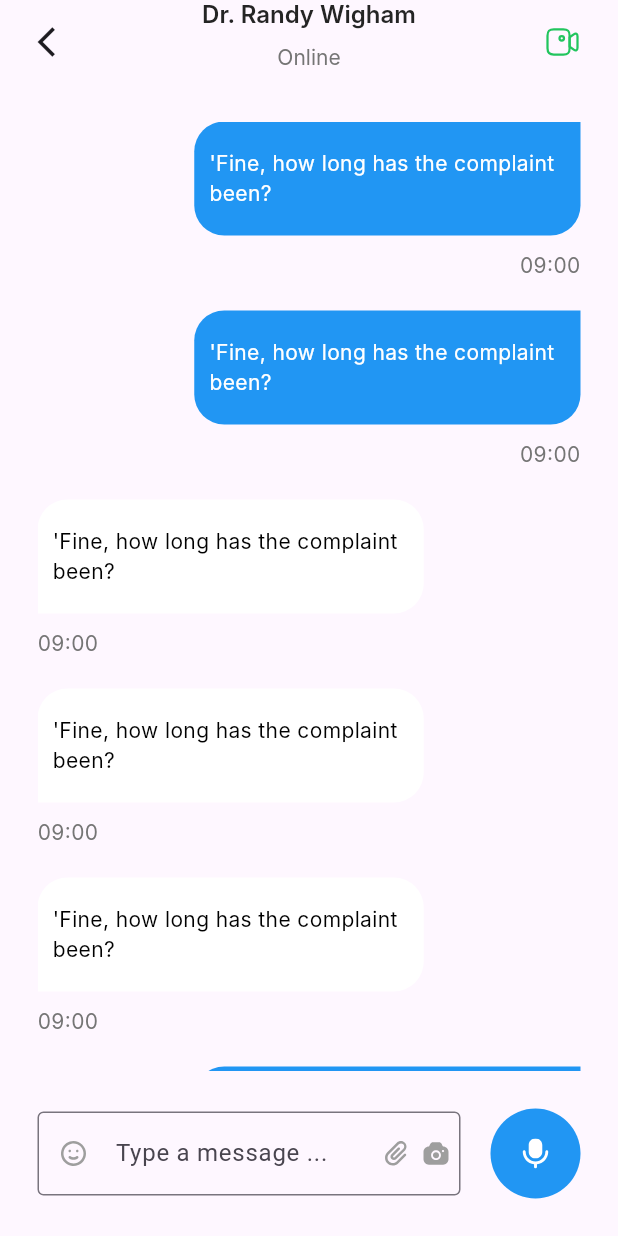
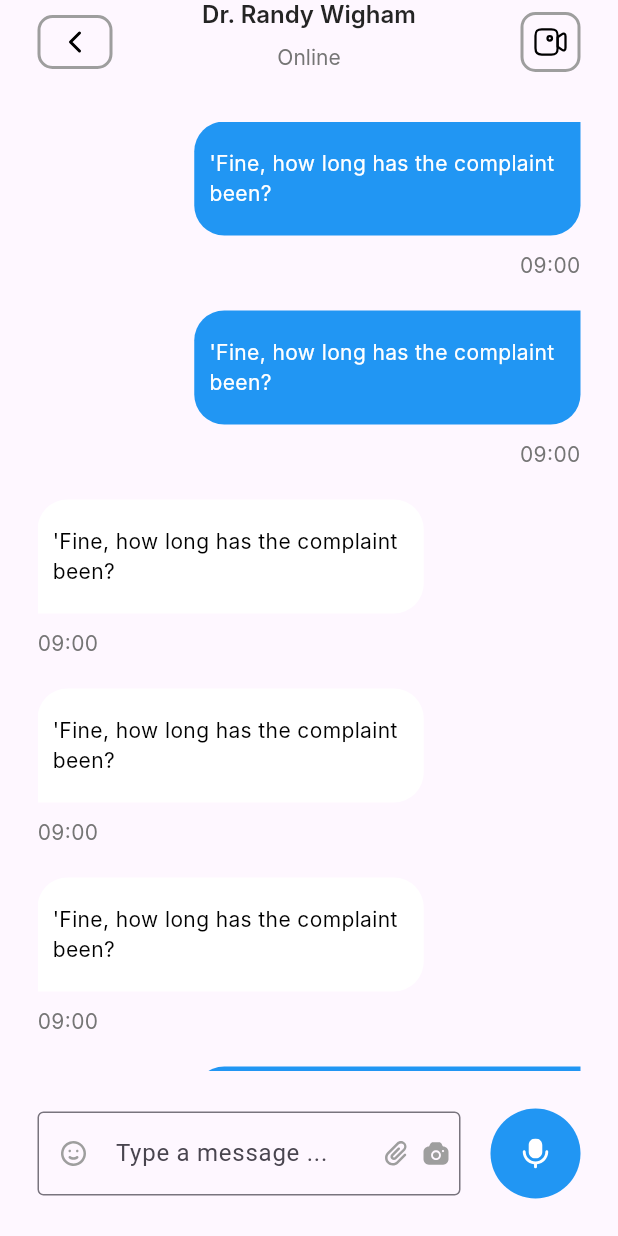
Before and after one commit to mahmoudbakir2015/doc, a Flutter app: the ChatPage screen opened directly, on a phone screen of 412 x 824 dp. Run offline on Flutter 3.47's test engine with Material 3 defaults, Android fonts, the phone set to English and light mode, and no system bars; our stand-ins replace dio, flutter_svg, geolocator, pinput, pretty_dio_logger, shared_preferences; accounts and stored records are empty; network calls fail; Roboto replaces fonts that are missing (Inter).

Commit message:
fix some bugs in chat view

```diff
--- a/lib/constant/assets.dart
+++ b/lib/constant/assets.dart
@@ -43,7 +43,8 @@ abstract class Assets {
   static const String attachment = 'assets/images/attachmentsvg.svg';
   static const String settingMap = 'assets/images/setting_2.svg';
   static const String mapPic = 'assets/images/map.png';
-
+  static const String send = 'assets/images/send.svg';
+  static const String back = 'assets/images/back.svg';
   static const String docImage =
       'https://purepng.com/public/uploads/large/purepng.com-doctorsdoctorsdoctors-and-nursesa-qualified-practitioner-of-medicine-aclinicianmedical-practitionermale-doctor-1421526856786dbhlu.png';
 }
--- a/lib/core/dio_helper.dart
+++ b/lib/core/dio_helper.dart
@@ -86,6 +86,7 @@ class DioHelper {
 
 class ErrorInterceptor extends Interceptor {
   @override
+  // ignore: deprecated_member_use
   Future onError(DioError err, ErrorInterceptorHandler handler) async {
     if (err.response?.statusCode == 401) {
       log("statusCode == 401");
--- a/lib/data/repository/appRepo.dart
+++ b/lib/data/repository/appRepo.dart
@@ -1,3 +1,4 @@
+
 // import 'package:ui/data/model/carMake_model.dart';
 // import 'package:ui/data/model/countries_model.dart';
 // import 'package:ui/data/model/offer_model.dart';
--- a/lib/presentation/chat/chat_page/chat_page.dart
+++ b/lib/presentation/chat/chat_page/chat_page.dart
@@ -4,12 +4,18 @@ import 'package:doc/presentation/chat/chat_page/items.dart';
 import 'package:flutter/material.dart';
 import '../../../constant/data_message.dart';
 
-class ChatPage extends StatelessWidget {
+class ChatPage extends StatefulWidget {
   const ChatPage({super.key});
 
   @override
+  State<ChatPage> createState() => _ChatPageState();
+}
+
+class _ChatPageState extends State<ChatPage> {
+  @override
   Widget build(BuildContext context) {
     TextEditingController sendMessage = TextEditingController();
+    bool tapped = false;
     return Scaffold(
       appBar: buildAppBar(
         videoCall: () {},
@@ -41,7 +47,10 @@ class ChatPage extends StatelessWidget {
               ),
             ),
           ),
-          buildSendMessage(sendMessage),
+          SendMessage(
+            sendMessage: sendMessage,
+            tapped: tapped,
+          ),
         ],
       ),
     );
--- a/lib/presentation/chat/chat_page/items.dart
+++ b/lib/presentation/chat/chat_page/items.dart
@@ -1,5 +1,7 @@
+// ignore_for_file: public_member_api_docs, sort_constructors_first
 import 'package:flutter/material.dart';
 import 'package:flutter_svg/flutter_svg.dart';
+
 import '../../../constant/assets.dart';
 import '../../../constant/style.dart';
 import '../../../widgets/custom_bold_text.dart';
@@ -10,19 +12,10 @@ AppBar buildAppBar({
   required BuildContext context,
 }) {
   return AppBar(
-    leading: Padding(
-      padding: const EdgeInsets.symmetric(horizontal: Styles.appPadding),
-      child: GestureDetector(
-        onTap: () {
-          Navigator.pop(context);
-        },
-        child: Container(
-          decoration: BoxDecoration(
-            borderRadius: BorderRadius.circular(Styles.borderRadius),
-          ),
-          child: const Icon(Icons.arrow_back_ios),
-        ),
-      ),
+    leadingWidth: 100,
+    leading: buildContainerIcon(
+      context: context,
+      isVideoCall: false,
     ),
     centerTitle: true,
     title: Column(
@@ -33,16 +26,47 @@ AppBar buildAppBar({
       ],
     ),
     actions: [
-      Padding(
-        padding: const EdgeInsets.symmetric(horizontal: Styles.appPadding),
+      buildContainerIcon(
+        onTap: videoCall,
+        context: context,
+      ),
+    ],
+  );
+}
+
+Padding buildContainerIcon(
+    {bool isVideoCall = true,
+    void Function()? onTap,
+    required BuildContext context}) {
+  return Padding(
+    padding: isVideoCall
+        ? const EdgeInsets.symmetric(horizontal: Styles.appPadding)
+        : const EdgeInsets.symmetric(
+            vertical: 10,
+            horizontal: Styles.appPadding,
+          ),
     child: GestureDetector(
-          onTap: videoCall,
+      onTap: isVideoCall
+          ? onTap
+          : () {
+              Navigator.pop(context);
+            },
+      child: Container(
+        height: 40,
+        width: 40,
+        decoration: BoxDecoration(
+          border: Border.all(color: Colors.grey, width: 2),
+          borderRadius: BorderRadius.circular(
+            10,
+          ),
+        ),
         child: SvgPicture.asset(
-            Assets.videoCall,
+          isVideoCall ? Assets.videoCall : Assets.back,
+          color: Colors.black,
+          fit: BoxFit.scaleDown,
         ),
       ),
     ),
-    ],
   );
 }
 
@@ -104,7 +128,23 @@ Column buildMessage({
   );
 }
 
-Padding buildSendMessage(TextEditingController sendMessage) {
+// ignore: must_be_immutable
+class SendMessage extends StatefulWidget {
+  final TextEditingController sendMessage;
+  bool tapped;
+  SendMessage({
+    Key? key,
+    required this.sendMessage,
+    this.tapped = false,
+  }) : super(key: key);
+
+  @override
+  State<SendMessage> createState() => _SendMessageState();
+}
+
+class _SendMessageState extends State<SendMessage> {
+  @override
+  Widget build(BuildContext context) {
     return Padding(
       padding: const EdgeInsets.only(
           left: Styles.appPadding,
@@ -114,6 +154,11 @@ Padding buildSendMessage(TextEditingController sendMessage) {
         children: [
           Expanded(
             child: TextFormField(
+              onTap: () {
+                widget.tapped = true;
+
+                setState(() {});
+              },
               decoration: InputDecoration(
                 suffixIcon: SizedBox(
                   width: 60,
@@ -152,19 +197,28 @@ Padding buildSendMessage(TextEditingController sendMessage) {
                   ),
                 ),
               ),
-            controller: sendMessage,
+              controller: widget.sendMessage,
             ),
           ),
           const SizedBox(
             width: 20,
           ),
           GestureDetector(
-          onTap: () {},
+            onTap: () {
+              if (widget.tapped) {
+                print('sended');
+                widget.tapped = false;
+
+                setState(() {});
+              } else {
+                print('microPhone');
+              }
+            },
             child: CircleAvatar(
               backgroundColor: Colors.blue,
               radius: 30,
               child: SvgPicture.asset(
-              Assets.mic,
+                widget.tapped ? Assets.send : Assets.mic,
                 color: Colors.white,
               ),
             ),
@@ -173,3 +227,4 @@ Padding buildSendMessage(TextEditingController sendMessage) {
       ),
     );
   }
+}
--- a/lib/presentation/my_appointment/my_appointment_screen/my_appointment_screen.dart
+++ b/lib/presentation/my_appointment/my_appointment_screen/my_appointment_screen.dart
@@ -4,7 +4,7 @@ import 'package:doc/presentation/my_appointment/my_appointment_screen/items.dart
 import 'package:flutter/material.dart';
 import 'package:flutter_svg/flutter_svg.dart';
 import '../../../widgets/custom_list_tile.dart';
-import '../../../widgets/doc_info.dart';
+
 import '../reschedule/reschedule.dart';
 
 class AppointmentView extends StatefulWidget {
```
Also changed, not shown: lib/main.dart (+5 -2 lines), assets/images/back.svg (added), assets/images/send.svg (added). Lines whose indentation alone changed are shown as unchanged.
